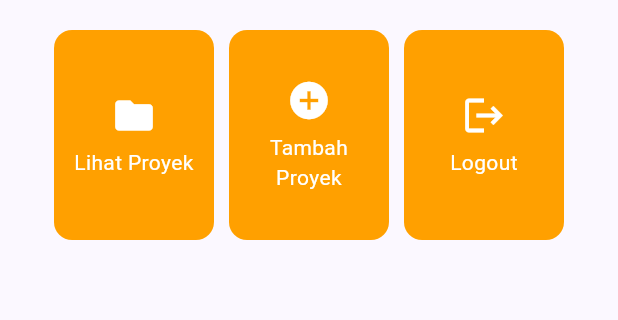
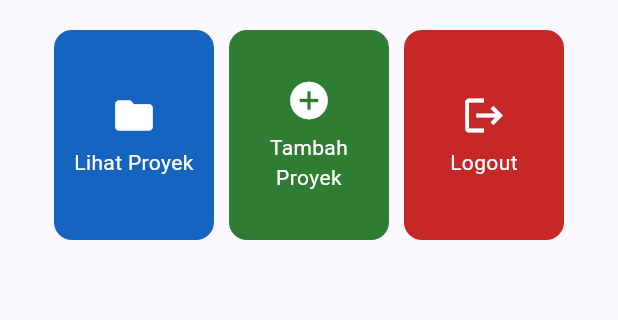
Before and after one commit to farelbostonc/myportofolio_mobile, a Flutter app: the screen it shows after launch, on a phone screen of 412 x 824 dp, the part 357-677 px from its top. Run offline on Flutter 3.47's test engine with Material 3 defaults, Android fonts, the phone set to English and light mode, and no system bars.

Commit message:
feat: customize portfolio action cards

```diff
--- a/lib/main.dart
+++ b/lib/main.dart
@@ -19,7 +19,7 @@ class MyApp extends StatelessWidget {
         ),
         useMaterial3: true,
       ),
-      home: MyHomePage(),
+      home: const MyHomePage(),
     );
   }
 }
--- a/lib/menu.dart
+++ b/lib/menu.dart
@@ -1,16 +1,16 @@
 import 'package:flutter/material.dart';
 
 class MyHomePage extends StatelessWidget {
-  MyHomePage({super.key});
+  const MyHomePage({super.key});
 
   final String npm = '2506548490';
   final String nama = 'Farel Boston Corinthians Nadeak';
   final String kelas = 'PBP F';
 
-  final List<ItemHomepage> items = [
-    ItemHomepage('Lihat Proyek', Icons.folder),
-    ItemHomepage('Tambah Proyek', Icons.add_circle),
-    ItemHomepage('Logout', Icons.logout),
+  final List<ItemHomepage> items = const [
+    ItemHomepage('Lihat Proyek', Icons.folder, Color(0xFF1565C0)),
+    ItemHomepage('Tambah Proyek', Icons.add_circle, Color(0xFF2E7D32)),
+    ItemHomepage('Logout', Icons.logout, Color(0xFFC62828)),
   ];
 
   @override
@@ -105,10 +105,11 @@ class InfoCard extends StatelessWidget {
 }
 
 class ItemHomepage {
-  const ItemHomepage(this.name, this.icon);
+  const ItemHomepage(this.name, this.icon, this.color);
 
   final String name;
   final IconData icon;
+  final Color color;
 }
 
 class ItemCard extends StatelessWidget {
@@ -119,7 +120,7 @@ class ItemCard extends StatelessWidget {
   @override
   Widget build(BuildContext context) {
     return Material(
-      color: Theme.of(context).colorScheme.secondary,
+      color: item.color,
       borderRadius: BorderRadius.circular(12),
       child: InkWell(
         borderRadius: BorderRadius.circular(12),
```
